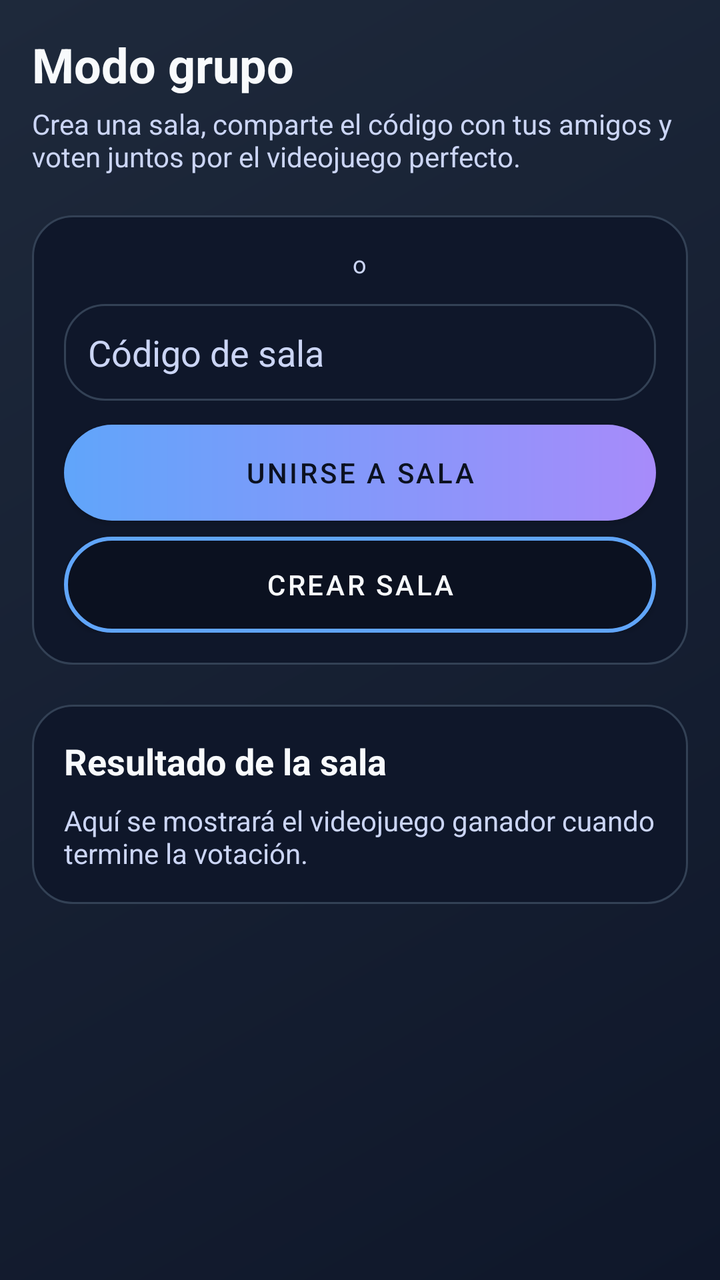
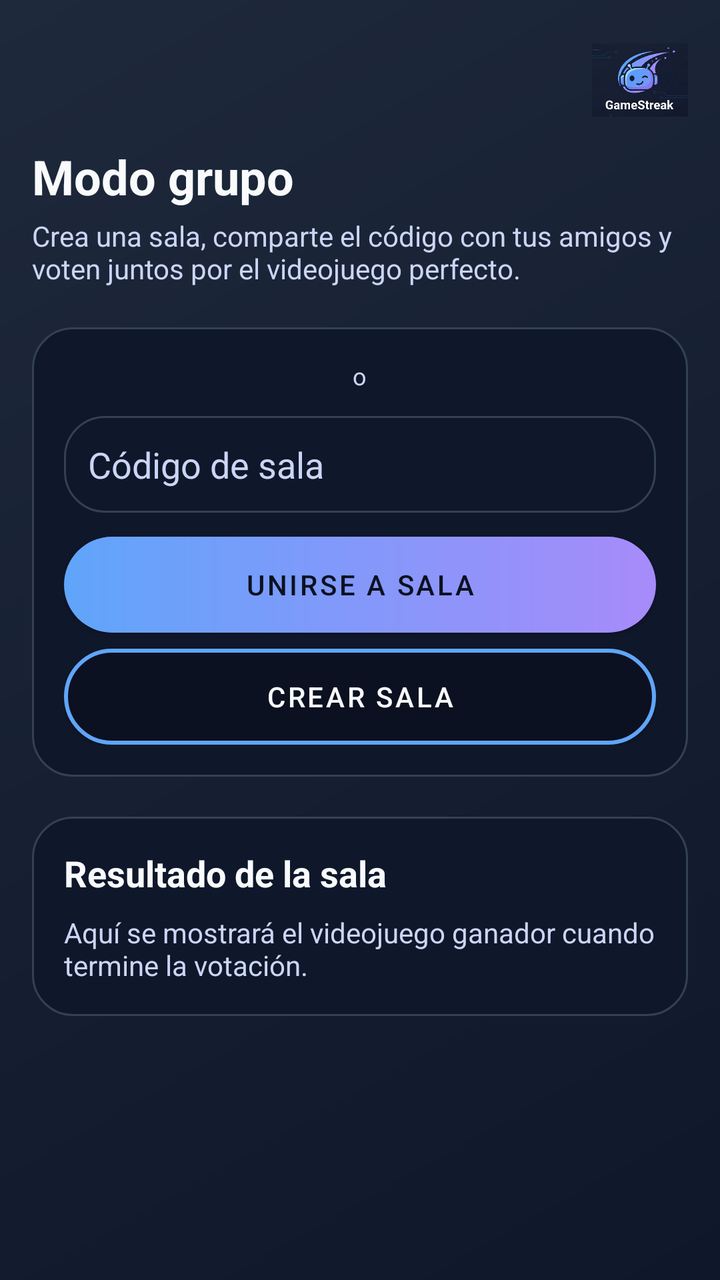

Two renders of the same Android screen: before a commit and after it. Below are the layout's source before the change and the commit's diff.
<!-- AndroidManifest.xml: application theme Theme.MovieMatch -->
<!-- res/layout/fragment_group.xml -->
<?xml version="1.0" encoding="utf-8"?>
<ScrollView xmlns:android="http://schemas.android.com/apk/res/android"
    xmlns:tools="http://schemas.android.com/tools"
    android:id="@+id/scrollGroupMode"
    android:layout_width="match_parent"
    android:layout_height="match_parent"
    android:background="@drawable/bg_app_gradient"
    android:padding="16dp"
    tools:context=".ui.modogrupo.ModoGrupoFragment">

    <LinearLayout
        android:layout_width="match_parent"
        android:layout_height="wrap_content"
        android:orientation="vertical">

        <TextView
            android:id="@+id/txtGroupTitle"
            android:layout_width="wrap_content"
            android:layout_height="wrap_content"
            android:text="@string/group_title"
            android:textColor="@color/text_primary"
            android:textSize="24sp"
            android:textStyle="bold"
            android:layout_marginBottom="4dp" />

        <TextView
            android:id="@+id/txtGroupSubtitle"
            android:layout_width="match_parent"
            android:layout_height="wrap_content"
            android:text="@string/group_subtitle"
            android:textColor="@color/text_secondary"
            android:textSize="14sp"
            android:layout_marginBottom="20dp" />

        <LinearLayout
            android:layout_width="match_parent"
            android:layout_height="wrap_content"
            android:background="@drawable/bg_section_card"
            android:orientation="vertical"
            android:padding="16dp"
            android:layout_marginBottom="20dp">

            <TextView
                android:id="@+id/txtOr"
                android:layout_width="wrap_content"
                android:layout_height="wrap_content"
                android:text="@string/group_or"
                android:textColor="@color/text_secondary"
                android:textSize="12sp"
                android:layout_gravity="center_horizontal"
                android:layout_marginBottom="12dp" />

            <EditText
                android:id="@+id/editRoomCode"
                android:layout_width="match_parent"
                android:layout_height="wrap_content"
                android:hint="@string/group_room_code_hint"
                android:inputType="text"
                android:textColor="@color/text_primary"
                android:textColorHint="@color/text_secondary"
                android:background="@drawable/bg_section_card"
                android:padding="12dp" />

            <com.google.android.material.button.MaterialButton
                android:id="@+id/btnJoinRoom"
                style="@style/AppButton.Primary"
                android:layout_width="match_parent"
                android:layout_height="wrap_content"
                android:text="@string/group_join_room"
                android:layout_marginTop="12dp" />

            <com.google.android.material.button.MaterialButton
                android:id="@+id/btnCreateRoom"
                style="@style/AppButton.Outline"
                android:layout_width="match_parent"
                android:layout_height="wrap_content"
                android:text="@string/group_create_room"
                android:layout_marginTop="8dp" />

        </LinearLayout>

        <LinearLayout
            android:layout_width="match_parent"
            android:layout_height="wrap_content"
            android:background="@drawable/bg_section_card"
            android:orientation="vertical"
            android:padding="16dp">

            <TextView
                android:id="@+id/txtGroupResultTitle"
                android:layout_width="wrap_content"
                android:layout_height="wrap_content"
                android:text="@string/group_result_title"
                android:textColor="@color/text_primary"
                android:textSize="18sp"
                android:textStyle="bold"
                android:layout_marginBottom="8dp" />

            <TextView
                android:id="@+id/txtGroupResultInfo"
                android:layout_width="match_parent"
                android:layout_height="wrap_content"
                android:text="@string/group_result_info"
                android:textColor="@color/text_secondary"
                android:textSize="14sp" />

        </LinearLayout>

    </LinearLayout>

</ScrollView>
<!-- resources referenced by this layout -->
<resources>
  <color name="text_primary">#F8FAFC</color>
  <color name="text_secondary">#CBD5F5</color>
  <!-- drawable bg_app_gradient (drawable) -->
  <shape xmlns:android="http://schemas.android.com/apk/res/android"
      android:shape="rectangle">
      <gradient
          android:type="linear"
          android:startColor="@color/bg_main_start"
          android:endColor="@color/bg_main_end"
          android:angle="135" />
  </shape>
  <!-- drawable bg_section_card (drawable) -->
  <shape xmlns:android="http://schemas.android.com/apk/res/android"
      android:shape="rectangle">
      <solid android:color="@color/bg_main_start" />
      <stroke
          android:width="1dp"
          android:color="@color/chip_border" />
      <corners android:radius="20dp" />
  </shape>
  <string name="group_create_room">Crear sala</string>
  <string name="group_join_room">Unirse a sala</string>
  <string name="group_or">o</string>
  <string name="group_result_info">Aquí se mostrará el videojuego ganador cuando termine la votación.</string>
  <string name="group_result_title">Resultado de la sala</string>
  <string name="group_room_code_hint">Código de sala</string>
  <string name="group_subtitle">Crea una sala, comparte el código con tus amigos y voten juntos por el videojuego perfecto.</string>
  <string name="group_title">Modo grupo</string>
  <style name="AppButton.Outline" parent="Widget.MaterialComponents.Button">
          <item name="android:background">@drawable/bg_button_outline</item>
          <item name="backgroundTint">@null</item>
          <item name="android:textColor">@color/text_primary</item>
          <item name="android:insetLeft">0dp</item>
          <item name="android:insetRight">0dp</item>
          <item name="android:insetTop">0dp</item>
          <item name="android:insetBottom">0dp</item>
          
      </style>
  <style name="AppButton.Primary" parent="Widget.MaterialComponents.Button">
          <item name="android:background">@drawable/bg_button_primary_gradient</item>
          <item name="backgroundTint">@null</item>
          <item name="android:textColor">@color/text_on_accent</item>
          <item name="android:insetLeft">0dp</item>
          <item name="android:insetRight">0dp</item>
          <item name="android:insetTop">0dp</item>
          <item name="android:insetBottom">0dp</item>
          
      </style>
  <style name="Theme.MovieMatch" parent="Base.Theme.MovieMatch" />
  <color name="bg_main_start">#0F172A</color>
  <color name="bg_main_end">#1E293B</color>
  <color name="chip_border">#334155</color>
  <!-- drawable bg_button_outline (drawable) -->
  <shape xmlns:android="http://schemas.android.com/apk/res/android"
      android:shape="rectangle">
      <solid android:color="@color/button_outline_bg" />
      <stroke
          android:width="2dp"
          android:color="@color/accent_cyan" />
      <corners android:radius="24dp" />
  </shape>
  <!-- drawable bg_button_primary_gradient (drawable) -->
  <shape xmlns:android="http://schemas.android.com/apk/res/android"
      android:shape="rectangle">
      <gradient
          android:startColor="@color/accent_cyan"
          android:endColor="@color/accent_purple"
          android:angle="0" />
      <corners android:radius="24dp" />
  </shape>
  <color name="text_on_accent">#0B1120</color>
  <style name="Base.Theme.MovieMatch" parent="Theme.Material3.DayNight.NoActionBar">
          
          
      </style>
  <color name="button_outline_bg">#0B1120</color>
  <color name="accent_cyan">#60A5FA</color>
  <color name="accent_purple">#A78BFA</color>
</resources>

<!-- the commit's change to res/layout/fragment_group.xml (unified diff, before → after) -->
@@ -12,6 +12,15 @@
         android:layout_width="match_parent"
         android:layout_height="wrap_content"
         android:orientation="vertical">
+
+        <ImageView
+            android:id="@+id/imgGroupLogo"
+            android:layout_width="48dp"
+            android:layout_height="48dp"
+            android:layout_gravity="end"
+            android:layout_marginBottom="8dp"
+            android:contentDescription="@string/app_name"
+            android:src="@drawable/loguito" />
 
         <TextView
             android:id="@+id/txtGroupTitle"
<!-- resource entries referenced after the edit -->
@@ -20,6 +20,8 @@
           android:color="@color/chip_border" />
       <corners android:radius="20dp" />
   </shape>
+  <!-- drawable loguito: png bitmap (drawable, 102137 bytes) -->
+  <string name="app_name">GameStreak</string>
   <string name="group_create_room">Crear sala</string>
   <string name="group_join_room">Unirse a sala</string>
   <string name="group_or">o</string>
